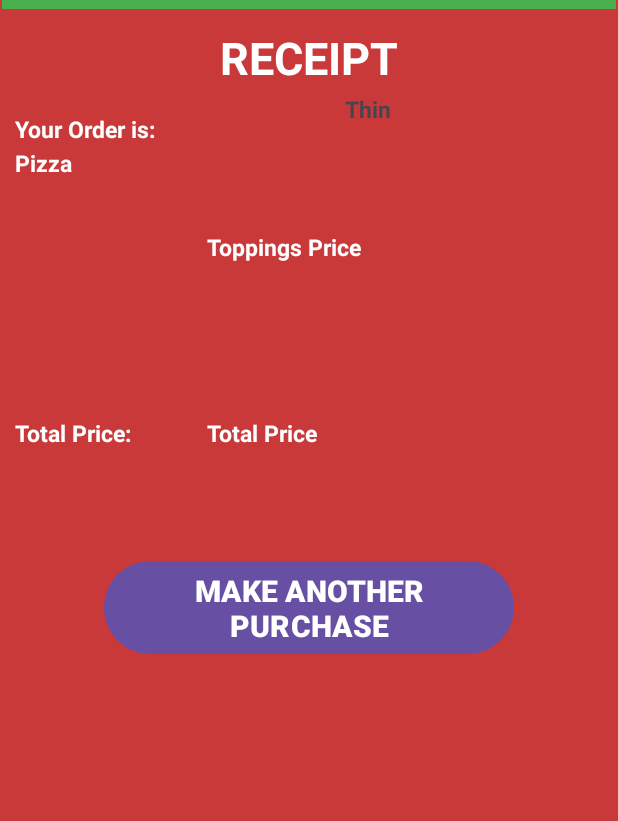
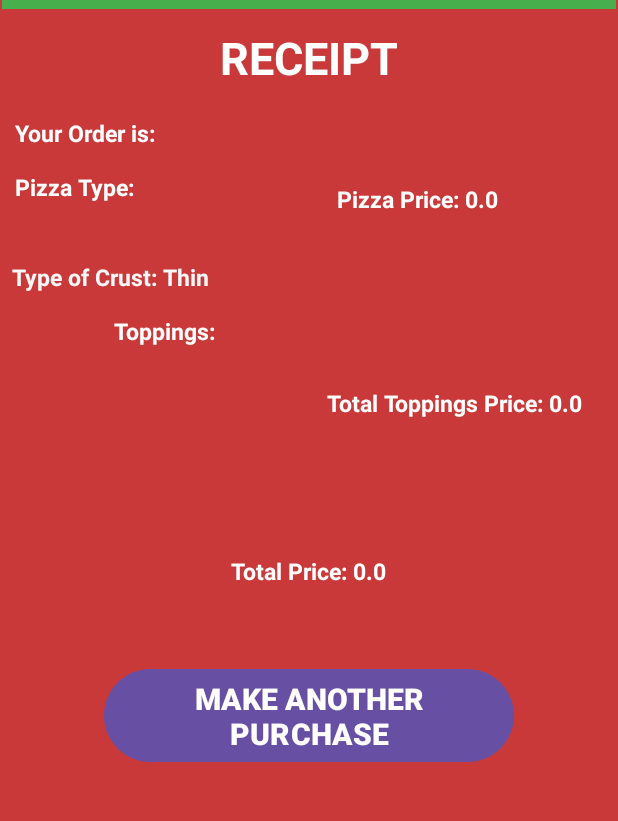
Before and after one commit to jowen-jowen/SliceMeUpPizza, an Android app: the MainActivity screen opened directly, with no data from a screen before it, after a tap on "Process Order", on a phone screen of 412 x 824 dp, the part 87-908 px from its top. Run offline under Robolectric (Android 15) with nearby library versions, the phone set to English and light mode, and no system bars; Roboto replaces fonts that are not available here.

Commit message:
finishing touches

```diff
--- a/app/src/main/java/com/example/slicemeuppizza/MainActivity.java
+++ b/app/src/main/java/com/example/slicemeuppizza/MainActivity.java
@@ -136,14 +136,19 @@ public class MainActivity extends AppCompatActivity {
             String selectedToppings = toppingsBuilder.toString();
 
             double totalPrice = crustType + toppingsPrice;
+            String sendPizzaPrice = String.format(String.valueOf(pizzaPrice));
+            String sendTotalPrice = String.format(String.valueOf(totalPrice));
+            String sendToppingsPrice = String.format(String.valueOf(toppingsPrice));
 
             Toast.makeText(MainActivity.this, "Total Price of the Pizza is: PHP " + totalPrice, Toast.LENGTH_SHORT).show();
 
             Intent intent = new Intent(MainActivity.this, Reciept.class);
             intent.putExtra("selectedPizza", selectedPizza);
+            intent.putExtra("sendPizzaPrice", sendPizzaPrice);
             intent.putExtra("selectedCrust", selectedCrust);
             intent.putExtra("selectedToppings", selectedToppings);
-            intent.putExtra("totalPrice", totalPrice);
+            intent.putExtra("totalToppingsPrice", sendToppingsPrice);
+            intent.putExtra("totalPrice", sendTotalPrice);
             startActivity(intent);
 
         });
--- a/app/src/main/java/com/example/slicemeuppizza/Reciept.java
+++ b/app/src/main/java/com/example/slicemeuppizza/Reciept.java
@@ -13,7 +13,7 @@ import androidx.core.view.WindowInsetsCompat;
 
 public class Reciept extends AppCompatActivity {
     Button back;
-    TextView pizza, crust, toppings, price;
+    TextView pizza, crust, toppings, price, toppingsPrice, pizzaPrice;
     @Override
     protected void onCreate(Bundle savedInstanceState) {
         super.onCreate(savedInstanceState);
@@ -28,20 +28,38 @@ public class Reciept extends AppCompatActivity {
         back = findViewById(R.id.btnMakePurchase);
 
         pizza = findViewById(R.id.pizza);
+        pizzaPrice = findViewById(R.id.pizzaPrice);
         crust = findViewById(R.id.pizzaCrust);
         toppings = findViewById(R.id.toppings);
-        price = findViewById(R.id.pizzaPrice);
+        toppingsPrice = findViewById(R.id.toppingsPrice);
+        price = findViewById(R.id.totalPrice);
 
         Intent fetch= getIntent();
         String receivedPizza = fetch.getStringExtra("selectedPizza");
+        String receivedPizzaPrice = fetch.getStringExtra("sendPizzaPrice");
         String receivedCrust = fetch.getStringExtra("selectedCrust");
         String receivedToppings = fetch.getStringExtra("selectedToppings");
+        String receivedToppingsPrice = fetch.getStringExtra("totalToppingsPrice");
         String receivedPrice = fetch.getStringExtra("totalPrice");
 
-        price.setText(receivedPizza);
-        crust.setText(receivedCrust);
-        toppings.setText(receivedToppings);
-        price.setText(receivedPrice);
+
+
+
+
+        pizza.setText("Pizza Type: " + receivedPizza);
+        pizzaPrice.setText("Pizza Price: " + receivedPizzaPrice);
+        crust.setText("Type of Crust: " + receivedCrust);
+        toppings.setText("Toppings:\n\n" + receivedToppings);
+        toppingsPrice.setText("Total Toppings Price: " + receivedToppingsPrice);
+        price.setText("Total Price: " + receivedPrice);
+
+
+
+        back.setOnClickListener(v -> {
+            Intent intent = new Intent(Reciept.this, MainActivity.class);
+            startActivity(intent);
+            finish();
+        });
 
 
 
--- a/app/src/main/res/layout/activity_reciept.xml
+++ b/app/src/main/res/layout/activity_reciept.xml
@@ -58,53 +58,41 @@
 
     <TextView
         android:id="@+id/toppings"
-        android:layout_width="135dp"
-        android:layout_height="123dp"
-        android:layout_marginTop="212dp"
+        android:layout_width="207dp"
+        android:layout_height="120dp"
+        android:layout_marginTop="268dp"
         android:paddingStart="10dp"
         android:text="Toppings"
+        android:textAlignment="center"
         android:textColor="#FFFFFF"
         android:textSize="15sp"
         android:textStyle="bold"
-        app:layout_constraintHorizontal_bias="0.0"
-        app:layout_constraintLeft_toLeftOf="parent"
-        app:layout_constraintRight_toRightOf="parent"
-        app:layout_constraintTop_toTopOf="parent" />
-
-    <TextView
-        android:layout_width="135dp"
-        android:layout_height="63dp"
-        android:layout_marginTop="336dp"
-        android:paddingStart="10dp"
-        android:text="Total Price:"
-        android:textColor="#FFFFFF"
-        android:textSize="15sp"
-        android:textStyle="bold"
-        app:layout_constraintHorizontal_bias="0.0"
+        app:layout_constraintHorizontal_bias="0.004"
         app:layout_constraintLeft_toLeftOf="parent"
         app:layout_constraintRight_toRightOf="parent"
         app:layout_constraintTop_toTopOf="parent" />
 
     <TextView
         android:id="@+id/totalPrice"
-        android:layout_width="274dp"
-        android:layout_height="22dp"
+        android:layout_width="199dp"
+        android:layout_height="44dp"
         android:layout_marginLeft="100sp"
-        android:layout_marginTop="336dp"
+        android:layout_marginTop="428dp"
         android:text="Total Price"
+        android:textAlignment="center"
         android:textColor="#FFFFFF"
         android:textSize="15sp"
         android:textStyle="bold"
-        app:layout_constraintHorizontal_bias="1.0"
+        app:layout_constraintHorizontal_bias="0.053"
         app:layout_constraintLeft_toLeftOf="parent"
         app:layout_constraintRight_toRightOf="parent"
         app:layout_constraintTop_toTopOf="parent" />
 
     <TextView
         android:id="@+id/pizza"
-        android:layout_width="134dp"
-        android:layout_height="57dp"
-        android:layout_marginTop="156dp"
+        android:layout_width="213dp"
+        android:layout_height="52dp"
+        android:layout_marginTop="172dp"
         android:paddingStart="10dp"
         android:text="Pizza"
         android:textColor="#FFFFFF"
@@ -116,16 +104,14 @@
         app:layout_constraintTop_toTopOf="parent" />
 
     <TextView
-        android:layout_width="322dp"
-        android:layout_height="19dp"
+        android:layout_width="100dp"
+        android:layout_height="21dp"
         android:layout_marginLeft="10dp"
-        android:layout_marginTop="140dp"
-        android:layout_marginBottom="10dp"
+        android:layout_marginTop="136dp"
         android:text="Your Order is:"
         android:textColor="#FFFFFF"
         android:textSize="15sp"
         android:textStyle="bold"
-        app:layout_constraintBottom_toTopOf="@+id/pizzaPrice"
         app:layout_constraintHorizontal_bias="0.0"
         app:layout_constraintLeft_toLeftOf="parent"
         app:layout_constraintRight_toRightOf="parent"
@@ -133,15 +119,15 @@
 
     <TextView
         android:id="@+id/pizzaPrice"
-        android:layout_width="273dp"
-        android:layout_height="20dp"
+        android:layout_width="186dp"
+        android:layout_height="25dp"
         android:layout_marginLeft="100sp"
-        android:layout_marginTop="156dp"
+        android:layout_marginTop="180dp"
         android:text="Pizza price"
         android:textColor="#FFFFFF"
         android:textSize="15sp"
         android:textStyle="bold"
-        app:layout_constraintHorizontal_bias="0.973"
+        app:layout_constraintHorizontal_bias="0.992"
         app:layout_constraintLeft_toLeftOf="parent"
         app:layout_constraintRight_toRightOf="parent"
         app:layout_constraintTop_toTopOf="parent" />
@@ -150,22 +136,21 @@
         android:id="@+id/pizzaCrust"
         android:layout_width="match_parent"
         android:layout_height="wrap_content"
+        android:layout_marginLeft="8dp"
+        android:layout_marginTop="232dp"
+        android:text="Pizza Crust"
+        android:textColor="#F8F8F8"
+        android:textSize="15sp"
         android:textStyle="bold"
-        android:layout_marginTop="120sp"
-        android:text="Pizza Crust"
-        android:textSize="15sp"
-        android:layout_marginLeft="230sp"
-        app:layout_constraintRight_toRightOf="parent"
-        app:layout_constraintTop_toTopOf="parent"
         app:layout_constraintLeft_toLeftOf="parent"
-        />
+        app:layout_constraintTop_toTopOf="parent" />
 
     <TextView
         android:id="@+id/toppingsPrice"
-        android:layout_width="274dp"
-        android:layout_height="22dp"
+        android:layout_width="194dp"
+        android:layout_height="24dp"
         android:layout_marginLeft="100sp"
-        android:layout_marginTop="212dp"
+        android:layout_marginTop="316dp"
         android:text="Toppings Price"
         android:textColor="#FFFFFF"
         android:textSize="15sp"
@@ -179,7 +164,7 @@
         android:id="@+id/btnMakePurchase"
         android:layout_width="273dp"
         android:layout_height="70dp"
-        android:layout_marginTop="428dp"
+        android:layout_marginTop="500dp"
         android:text="MAKE ANOTHER PURCHASE"
         android:textSize="20sp"
         android:textStyle="bold"
```
